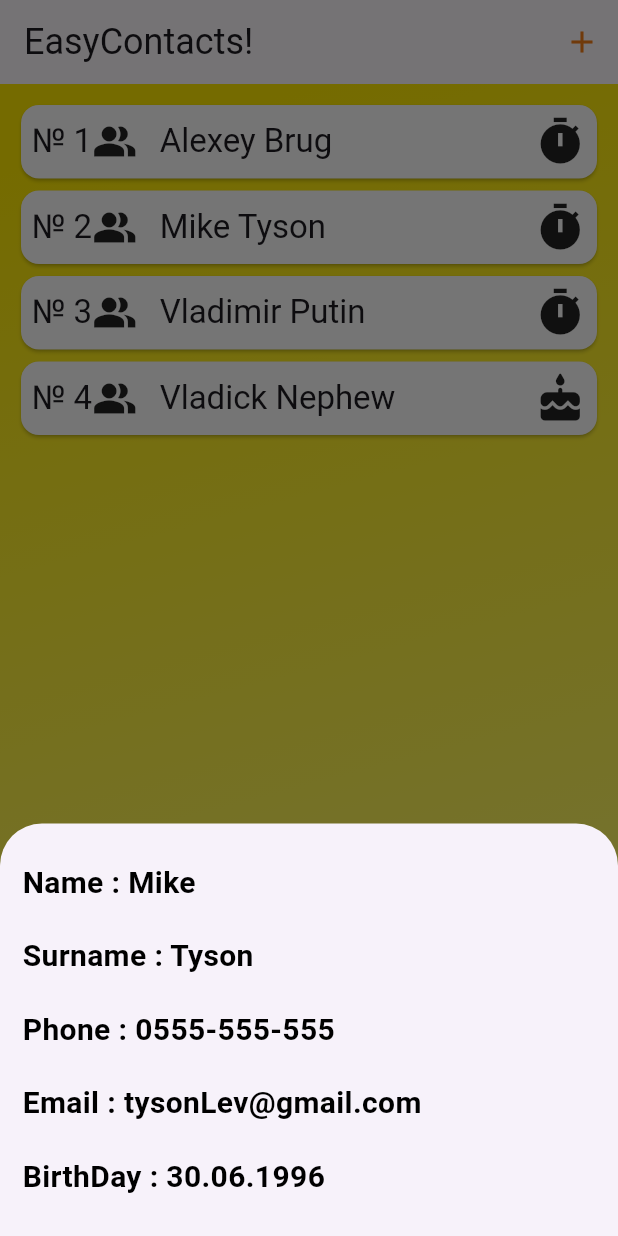
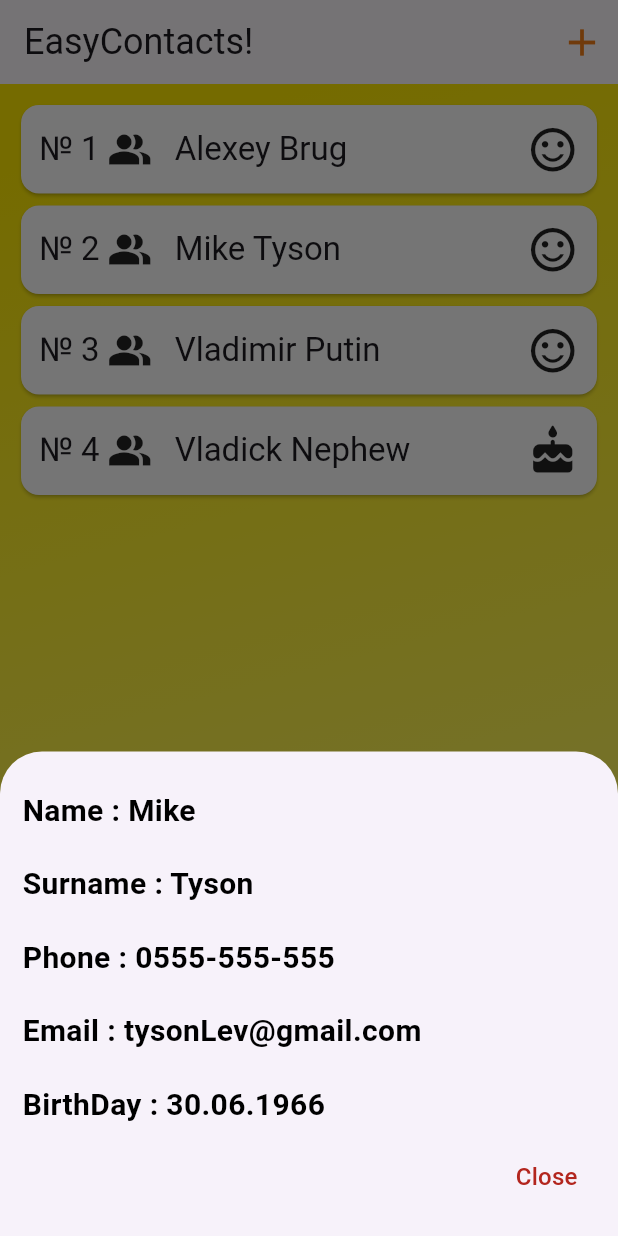
Before and after one commit to Flutter007/lab27, a Flutter app: the screen it shows after launch, after a tap on an icon or button, on a phone screen of 412 x 824 dp. Run offline on Flutter 3.47's test engine with Material 3 defaults, Android fonts, the phone set to English and light mode, and no system bars; our stand-ins replace google_fonts; Roboto replaces fonts that are missing (Alexandria).

Commit message:
Project was tested by variable users,checked and fixed code mistakes,added new Color for 'Name' in Add-field.

```diff
--- a/lib/lab27.dart
+++ b/lib/lab27.dart
@@ -5,14 +5,14 @@ import 'package:lab27/widget/add_contact.dart';
 import 'package:lab27/widget/decor_container.dart';
 import 'package:lab27/widget/info_contact.dart';
 
-class HW extends StatefulWidget {
-  const HW({super.key});
+class Lab27 extends StatefulWidget {
+  const Lab27({super.key});
 
   @override
-  State<HW> createState() => _HWState();
+  State<Lab27> createState() => _HWState();
 }
 
-class _HWState extends State<HW> {
+class _HWState extends State<Lab27> {
   List<Contact> contacts = [
     Contact(
       name: 'Alexey',
@@ -28,7 +28,7 @@ class _HWState extends State<HW> {
       surname: 'Tyson',
       phone: '0555-555-555',
       email: 'tysonLev@gmail.com',
-      birthDay: DateTime(1996, 06, 30),
+      birthDay: DateTime(1966, 06, 30),
       counter: 2,
       isBirthDay: false,
     ),
@@ -54,7 +54,6 @@ class _HWState extends State<HW> {
   void removeContact(Contact contact) {
     setState(() {
       contacts.remove(contact);
-      print(contacts.length);
     });
   }
 
@@ -74,11 +73,18 @@ class _HWState extends State<HW> {
     );
   }
 
+  void closeInfo() {
+    setState(() {
+      Navigator.pop(context);
+    });
+  }
+
   void openInfoContactSheet(Contact contact) {
     showModalBottomSheet(
       context: context,
       builder: (ctx) => InfoContact(
         contact: contact,
+        closeInfo: closeInfo,
       ),
     );
   }
@@ -96,6 +102,7 @@ class _HWState extends State<HW> {
             icon: Icon(
               Icons.add,
               color: Colors.yellow.shade900,
+              size: 30,
             ),
           ),
         ],
--- a/lib/main.dart
+++ b/lib/main.dart
@@ -2,5 +2,5 @@ import 'package:flutter/material.dart';
 import 'package:lab27/lab27.dart';
 
 void main() {
-  runApp(MaterialApp(home: HW()));
+  runApp(MaterialApp(home: Lab27()));
 }
--- a/lib/screens/home_screen.dart
+++ b/lib/screens/home_screen.dart
@@ -18,7 +18,6 @@ class HomeScreen extends StatelessWidget {
   Widget build(BuildContext context) {
     return Center(
       child: Column(
-        mainAxisAlignment: MainAxisAlignment.end,
         children: [
           Expanded(
             child: SingleChildScrollView(
@@ -37,7 +36,6 @@ class HomeScreen extends StatelessWidget {
               ),
             ),
           ),
-          SizedBox(height: 20),
         ],
       ),
     );
--- a/lib/widget/add_contact.dart
+++ b/lib/widget/add_contact.dart
@@ -79,6 +79,8 @@ class _AddContactState extends State<AddContact> {
   @override
   Widget build(BuildContext context) {
     bool isFull = name != '';
+    var theme = Theme.of(context);
+    var titleSmallTheme = theme.textTheme.titleSmall!;
     return Container(
       width: double.infinity,
       padding: EdgeInsets.all(20),
@@ -93,7 +95,11 @@ class _AddContactState extends State<AddContact> {
                     name = value;
                   }),
                   decoration: InputDecoration(
-                    label: Text('Name'),
+                    label: Text(
+                      'Name',
+                      style: titleSmallTheme.copyWith(
+                          color: theme.colorScheme.error),
+                    ),
                   ),
                 ),
               ),
--- a/lib/widget/contact_card.dart
+++ b/lib/widget/contact_card.dart
@@ -33,7 +33,7 @@ class ContactCard extends StatelessWidget {
           child: Card(
             color: Colors.white,
             child: Padding(
-              padding: const EdgeInsets.all(7),
+              padding: const EdgeInsets.all(12),
               child: Column(
                 children: [
                   Row(
@@ -43,6 +43,7 @@ class ContactCard extends StatelessWidget {
                         '№ ${contact.counter.toString()}',
                         style: theme,
                       ),
+                      SizedBox(width: 5),
                       Icon(Icons.people_alt, size: 30),
                       SizedBox(
                         width: 15,
@@ -53,8 +54,11 @@ class ContactCard extends StatelessWidget {
                           style: theme,
                         ),
                       ),
+                      SizedBox(width: 5),
                       Icon(
-                        contact.isBirthDay ? Icons.cake_rounded : Icons.timer,
+                        contact.isBirthDay
+                            ? Icons.cake_rounded
+                            : Icons.sentiment_satisfied_alt_outlined,
                         size: 35,
                       )
                     ],
--- a/lib/widget/info_contact.dart
+++ b/lib/widget/info_contact.dart
@@ -5,11 +5,18 @@ import 'package:lab27/widget/info_contact_text.dart';
 
 class InfoContact extends StatelessWidget {
   final Contact contact;
-  const InfoContact({super.key, required this.contact});
+  final void Function() closeInfo;
+  const InfoContact({
+    super.key,
+    required this.contact,
+    required this.closeInfo,
+  });
 
   @override
   Widget build(BuildContext context) {
-    final bd = formatDate(contact.birthDay);
+    final theme = Theme.of(context);
+    final titleMediumTheme = theme.textTheme.titleMedium!;
+    final bDay = formatDate(contact.birthDay);
     return Container(
       width: double.infinity,
       padding: EdgeInsets.all(15),
@@ -21,7 +28,21 @@ class InfoContact extends StatelessWidget {
           InfoContactText(txt: 'Surname', variable: contact.surname),
           InfoContactText(txt: 'Phone', variable: contact.phone),
           InfoContactText(txt: 'Email', variable: contact.email),
-          InfoContactText(txt: 'BirthDay', variable: bd),
+          InfoContactText(txt: 'BirthDay', variable: bDay),
+          Row(
+            mainAxisAlignment: MainAxisAlignment.end,
+            children: [
+              TextButton(
+                onPressed: closeInfo,
+                child: Text(
+                  'Close',
+                  style: titleMediumTheme.copyWith(
+                    color: theme.colorScheme.error,
+                  ),
+                ),
+              ),
+            ],
+          )
         ],
       ),
     );
```
